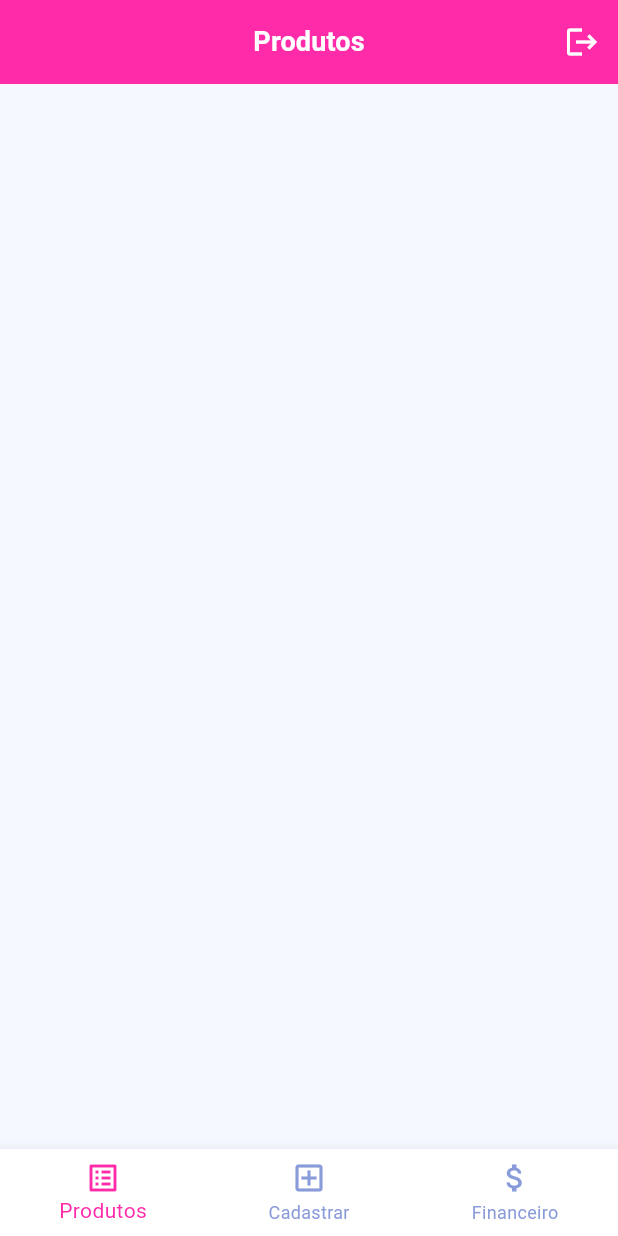
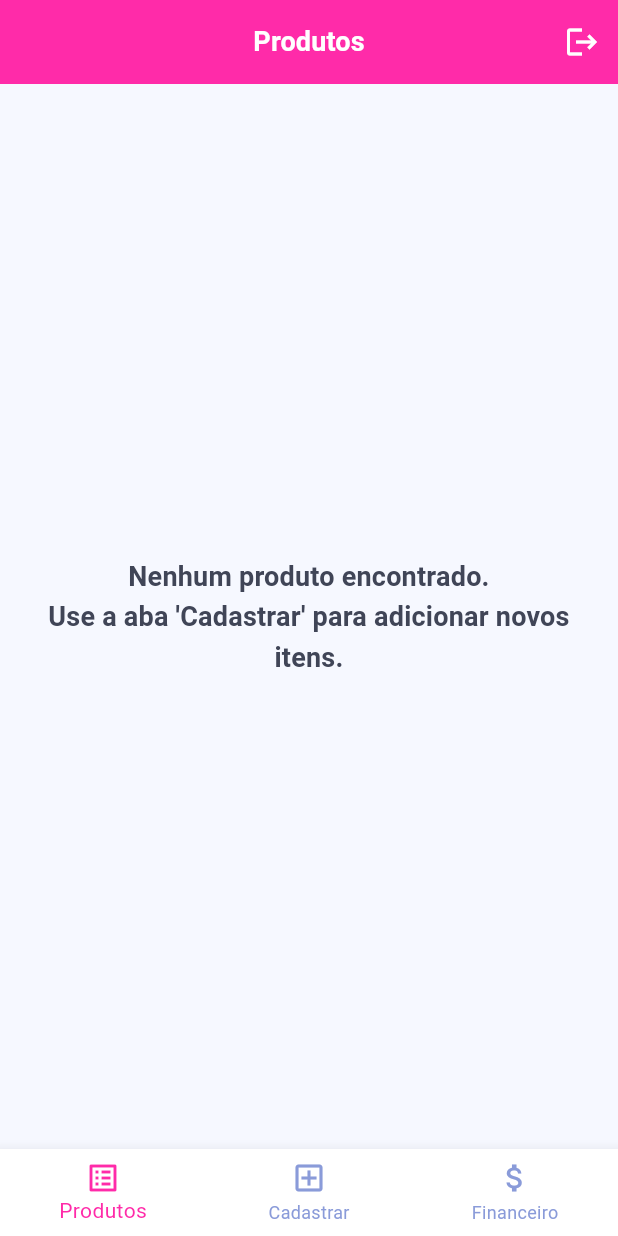
Before and after one commit to bauertiago/LLKids, a Flutter app: the AdminHomeScreen screen opened directly, on a phone screen of 412 x 824 dp. Run offline on Flutter 3.47's test engine with Material 3 defaults, Android fonts, the phone set to English and light mode, and no system bars; our stand-ins replace carousel_slider, cloud_firestore, cloud_functions, firebase_auth, firebase_core, firebase_storage and 2 more; missing offline and left inert: flutter_stripe; accounts and stored records are empty; generated files the repository leaves out were written again.

Commit message:
fix: correct attribute value causing calculation error in admin panel and apply visual adjustments

```diff
--- a/luluzinhaKids/lib/screens/adminScreens/admin_home_screen.dart
+++ b/luluzinhaKids/lib/screens/adminScreens/admin_home_screen.dart
@@ -31,6 +31,7 @@ class _AdminHomeScreenState extends State<AdminHomeScreen> {
       appBar: AppBar(
         title: Text(titles[currentIndex], style: context.texts.labelLarge),
         backgroundColor: context.colors.primary,
+        iconTheme: const IconThemeData(color: Colors.white),
         centerTitle: true,
         actions: [
           IconButton(
--- a/luluzinhaKids/lib/screens/adminScreens/admin_products_screen.dart
+++ b/luluzinhaKids/lib/screens/adminScreens/admin_products_screen.dart
@@ -24,6 +24,19 @@ class _AdminProductsScreenState extends State<AdminProductsScreen> {
         }
 
         final products = snapshot.data!.docs;
+
+        if (products.isEmpty) {
+          return Center(
+            child: Padding(
+              padding: const EdgeInsets.all(24.0),
+              child: Text(
+                "Nenhum produto encontrado. \nUse a aba 'Cadastrar' para adicionar novos itens.",
+                style: context.texts.titleMedium,
+                textAlign: TextAlign.center,
+              ),
+            ),
+          );
+        }
 
         return ListView.builder(
           itemCount: products.length,
@@ -117,8 +130,7 @@ class _AdminProductsScreenState extends State<AdminProductsScreen> {
                             ),
                           ),
 
-                          itemBuilder:
-                              (_) => [
+                          itemBuilder: (_) => [
                             PopupMenuItem(
                               value: "edit",
                               child: Row(
@@ -176,8 +188,7 @@ class _AdminProductsScreenState extends State<AdminProductsScreen> {
                               Navigator.push(
                                 context,
                                 MaterialPageRoute(
-                                  builder:
-                                      (_) => AdminEditProductScreen(
+                                  builder: (_) => AdminEditProductScreen(
                                     productId: product.id,
                                   ),
                                 ),
@@ -209,8 +220,7 @@ class _AdminProductsScreenState extends State<AdminProductsScreen> {
 
                               final confirm = await showDialog<bool>(
                                 context: context,
-                                builder:
-                                    (_) => AlertDialog(
+                                builder: (_) => AlertDialog(
                                   title: const Text("Deletar produto"),
                                   content: const Text(
                                     "Tem certeza? O estoque está zerado e isso apagará o produto definitivamente.",
@@ -221,18 +231,15 @@ class _AdminProductsScreenState extends State<AdminProductsScreen> {
                                         foregroundColor:
                                             context.colors.secondary,
                                       ),
-                                          onPressed:
-                                              () =>
+                                      onPressed: () =>
                                           Navigator.pop(context, false),
                                       child: const Text("Cancelar"),
                                     ),
                                     TextButton(
                                       style: TextButton.styleFrom(
-                                            foregroundColor:
-                                                context.colors.primary,
+                                        foregroundColor: context.colors.primary,
                                       ),
-                                          onPressed:
-                                              () =>
+                                      onPressed: () =>
                                           Navigator.pop(context, true),
                                       child: const Text("Deletar"),
                                     ),
@@ -353,8 +360,7 @@ class _AdminProductsScreenState extends State<AdminProductsScreen> {
                 hint: const Text("Selecione o tamanho"),
                 value: selectedSize,
                 isExpanded: true,
-                items:
-                    sizes.map((e) {
+                items: sizes.map((e) {
                   return DropdownMenuItem(
                     value: e,
                     child: Text("$e • ${stock[e]} unidades"),
@@ -376,8 +382,7 @@ class _AdminProductsScreenState extends State<AdminProductsScreen> {
   void _confirmDeleteOne(String productId, String size, int currentQty) async {
     final confirm = await showDialog<bool>(
       context: context,
-      builder:
-          (_) => AlertDialog(
+      builder: (_) => AlertDialog(
         title: const Text("Confirmar remoção"),
         content: Text("Deseja remover 1 unidade do tamanho $size?"),
         actions: [
```
Also changed, not shown: luluzinhaKids/lib/services/cart_service.dart (+6 -7 lines). Lines whose indentation alone changed are shown as unchanged.
